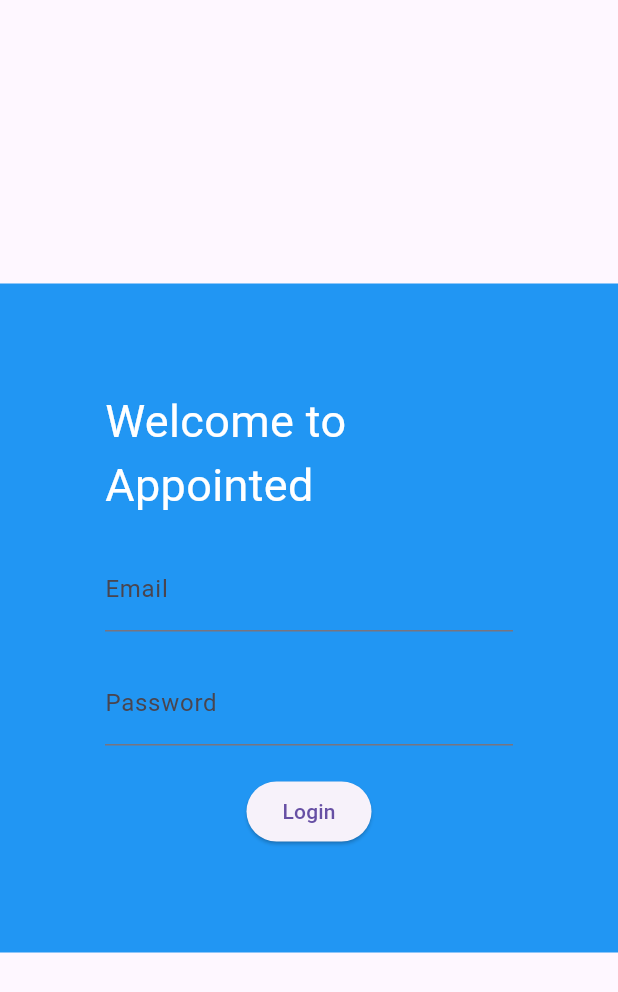
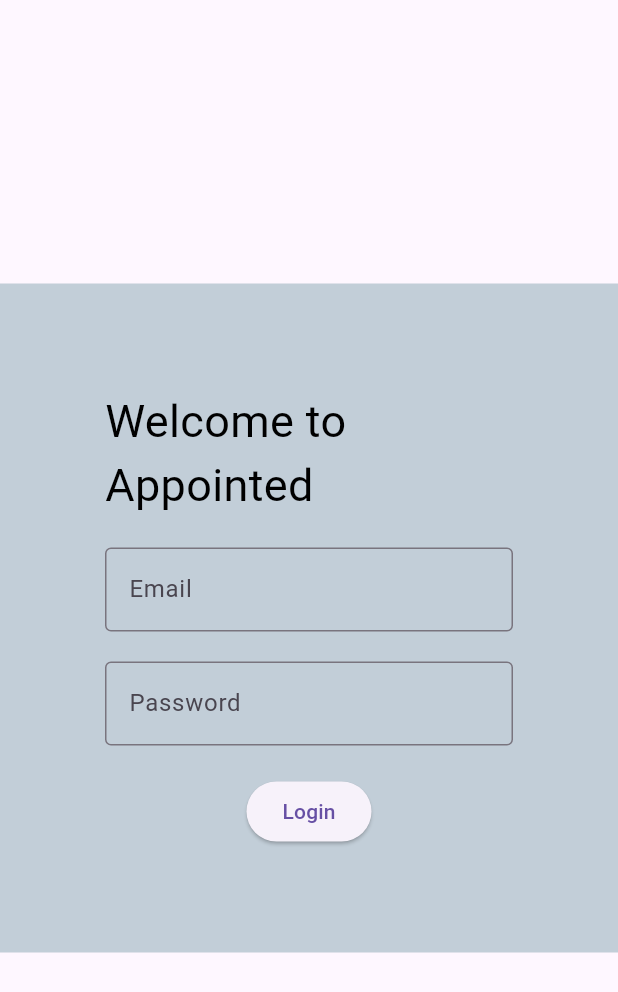
Before and after one commit to Zalderaan/appointed, a Flutter app: the screen it shows after launch, on a phone screen of 412 x 824 dp. Shown: the top 992 px of the screen. Run offline on Flutter 3.47's test engine with Material 3 defaults, Android fonts, the phone set to English and light mode, and no system bars; our stand-ins replace firebase_core, flutter_dotenv; accounts and stored records are empty.

```diff
--- a/appointed_client/lib/screens/login/login_screen.dart
+++ b/appointed_client/lib/screens/login/login_screen.dart
@@ -1,13 +1,15 @@
 import 'package:flutter/material.dart';
 
 class LoginScreen extends StatefulWidget{
-  const LoginScreen({Key? key}) : super(key: key);
+  const LoginScreen({super.key});
 
   @override
   State<LoginScreen> createState() => _LoginScreenState();
 }
 
 class _LoginScreenState extends State<LoginScreen>{
+  final GlobalKey<FormState> _loginFormKey = GlobalKey<FormState>();
+
   @override
   Widget build(BuildContext context){
 
@@ -15,7 +17,7 @@ class _LoginScreenState extends State<LoginScreen>{
       body: Center(
         child: Container(
           padding: const EdgeInsets.all(70),
-          color: Colors.blue,
+          color: const Color.fromARGB(255, 194, 206, 216),
           child: Column (
             mainAxisSize: MainAxisSize.min, // Shrinks to fit its children
             mainAxisAlignment: MainAxisAlignment.center,
@@ -23,7 +25,7 @@ class _LoginScreenState extends State<LoginScreen>{
             children: [
               const Text(
                 style: TextStyle(
-                  color: Colors.white,
+                  color: Color.fromARGB(255, 0, 0, 0),
                   fontSize: 30,
                 ),
                 'Welcome to Appointed'
@@ -33,12 +35,16 @@ class _LoginScreenState extends State<LoginScreen>{
                 height: 20,
               ),
               Form(
+                key: _loginFormKey,
                 child: Column (
                   children: [
                     SizedBox(
                       width: 350,
                       child: TextFormField(
                         decoration: const InputDecoration(
+                          border: OutlineInputBorder(
+                            borderSide: BorderSide(color: Colors.white),
+                          ),
                           labelText: 'Email',
                         ),
                       ),
@@ -53,6 +59,7 @@ class _LoginScreenState extends State<LoginScreen>{
                       width: 350,
                       child: TextFormField(
                         decoration: const InputDecoration(
+                          border: OutlineInputBorder(),
                           labelText: 'Password',
                         )
                       ),
--- a/appointed_client/pubspec.yaml
+++ b/appointed_client/pubspec.yaml
@@ -30,6 +30,7 @@ environment:
 dependencies:
   flutter:
     sdk: flutter
+  flutter_dotenv: ^5.0.2
   firebase_core: ^3.9.0
 
 
```
Also changed, not shown: appointed_client/lib/main.dart (+12 -5 lines), appointed_client/pubspec.lock, 1 other file.
